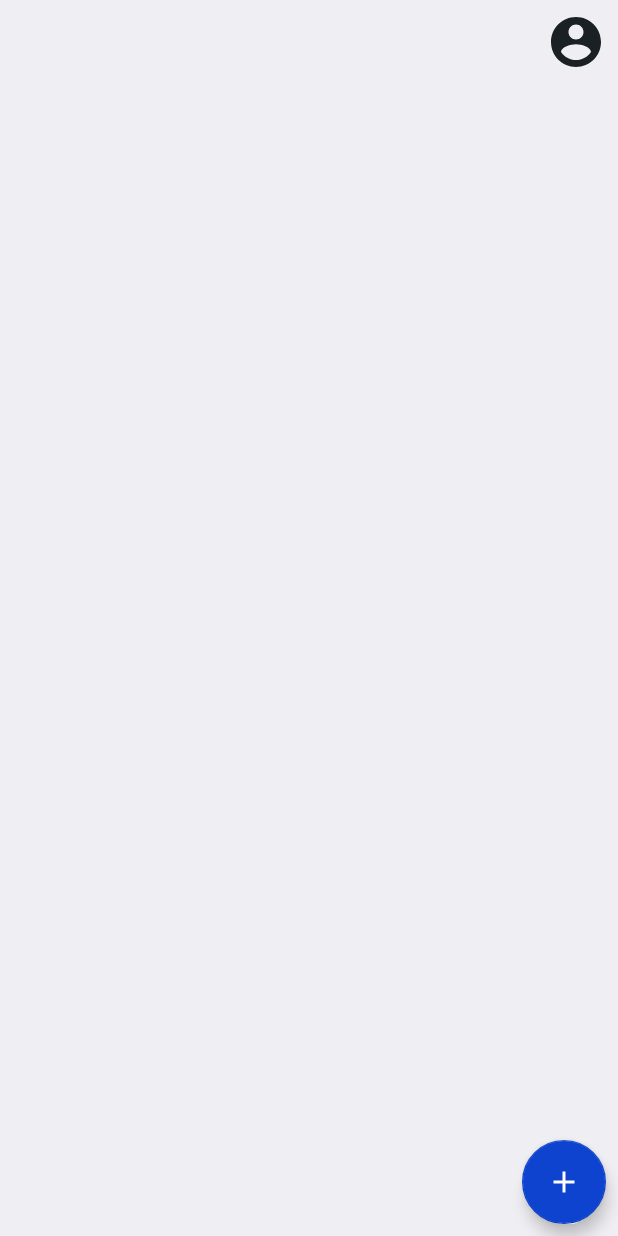
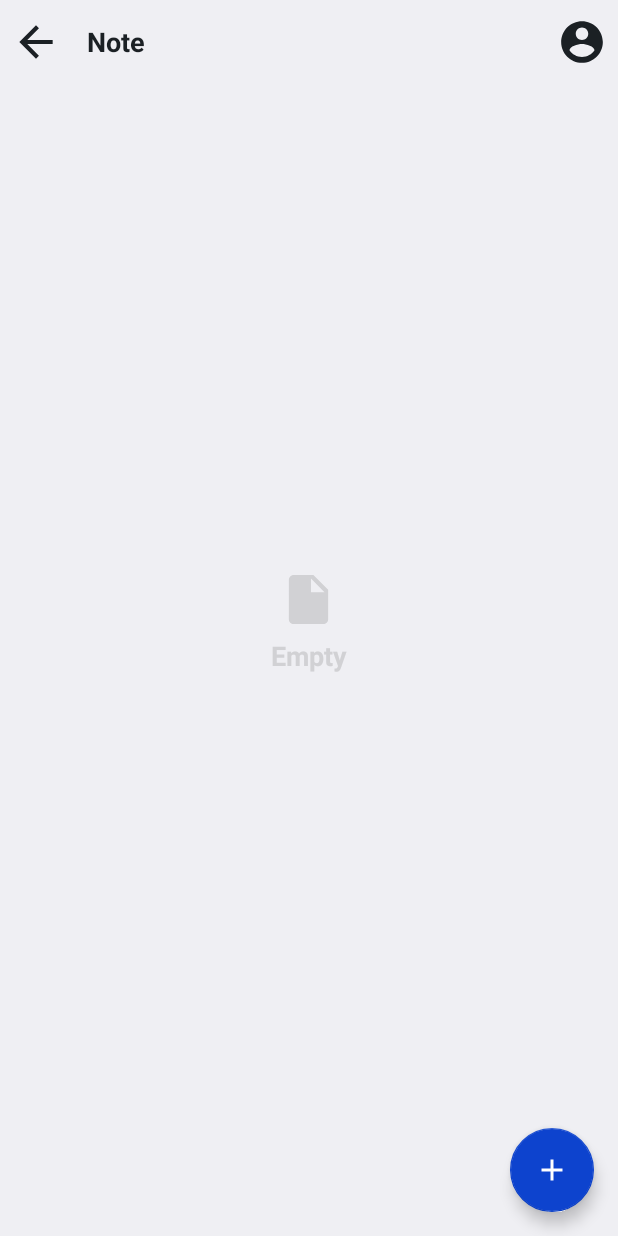
Before and after one commit to FarshidRoohi/ReminderPro, an Android app: the NoteListActivity screen opened directly, with no data from a screen before it, on a phone screen of 412 x 824 dp. Run offline under Robolectric (Android 15) with nearby library versions, the phone set to English and light mode, and no system bars; libraries missing offline, so code that uses them is left out: io.github.inflationx.calligraphy3, io.github.inflationx.viewpump.

Commit message:
add empty state

```diff
--- a/app/src/main/java/ir/roohi/farshid/reminderpro/viewModel/NoteViewModel.java
+++ b/app/src/main/java/ir/roohi/farshid/reminderpro/viewModel/NoteViewModel.java
@@ -44,4 +44,8 @@ public class NoteViewModel extends AndroidViewModel {
     public void updateNote(NoteEntity entity) {
         this.noteRepository.updateNote(entity);
     }
+
+    public void removeNote(NoteEntity entity){
+        this.noteRepository.deleteNote(entity);
+    }
 }
--- a/app/src/main/java/ir/roohi/farshid/reminderpro/views/activities/NoteEditActivity.kt
+++ b/app/src/main/java/ir/roohi/farshid/reminderpro/views/activities/NoteEditActivity.kt
@@ -9,6 +9,7 @@ import ir.roohi.farshid.reminderpro.R
 import ir.roohi.farshid.reminderpro.model.NoteEntity
 import ir.roohi.farshid.reminderpro.viewModel.NoteViewModel
 import kotlinx.android.synthetic.main.activity_note_edit.*
+import kotlinx.android.synthetic.main.toolbar.*
 import org.jetbrains.annotations.Nullable
 import java.util.*
 
@@ -35,11 +36,14 @@ class NoteEditActivity : BaseActivity(), View.OnClickListener {
         setContentView(R.layout.activity_note_edit)
 
         imgBack.setOnClickListener(this)
+        imgLeft.setImageResource(R.drawable.ic_delete)
+        imgLeft.setOnClickListener(this)
         this.viewModel = ViewModelProviders.of(this).get(NoteViewModel::class.java)
 
 
         if (noteEntity != null) {
             edtText.setText(noteEntity!!.text)
+            txtTitle.text = noteEntity!!.title
             return
         }
 
@@ -52,6 +56,10 @@ class NoteEditActivity : BaseActivity(), View.OnClickListener {
                 this.save()
                 finish()
             }
+            R.id.imgLeft -> {
+                this.remove()
+                finish()
+            }
         }
 
     }
@@ -59,6 +67,14 @@ class NoteEditActivity : BaseActivity(), View.OnClickListener {
     override fun onBackPressed() {
         this.save()
         super.onBackPressed()
+    }
+
+    private fun remove() {
+        if (noteEntity == null) {
+            return
+        }
+
+        this.viewModel.removeNote(noteEntity)
     }
 
     private fun save() {
--- a/app/src/main/java/ir/roohi/farshid/reminderpro/views/activities/NoteListActivity.kt
+++ b/app/src/main/java/ir/roohi/farshid/reminderpro/views/activities/NoteListActivity.kt
@@ -13,7 +13,10 @@ import ir.roohi.farshid.reminderpro.model.NoteEntity
 import ir.roohi.farshid.reminderpro.viewModel.NoteViewModel
 import ir.roohi.farshid.reminderpro.views.adapter.NoteAdapter
 import kotlinx.android.synthetic.main.activity_list_note.*
+import kotlinx.android.synthetic.main.activity_main.*
+import kotlinx.android.synthetic.main.toolbar.*
 import java.util.*
+
 
 /**
  * Created by Farshid Roohi.
@@ -44,8 +47,12 @@ class NoteListActivity : BaseActivity(), Observer<List<NoteEntity>>, View.OnClic
         viewModel = ViewModelProviders.of(this).get(NoteViewModel::class.java)
         viewModel.notes.observe(this, this)
 
-        imgProfile.setOnClickListener(this)
+        imgLeft.setOnClickListener(this)
+        imgBack.setOnClickListener(this)
         fabAdd.setOnClickListener(this)
+
+        imgLeft.setImageResource(R.drawable.ic_account_circle)
+
 
 
         recycler.addOnScrollStateListener(object : CustomRecyclerView.OnScrollStateListener {
@@ -58,15 +65,24 @@ class NoteListActivity : BaseActivity(), Observer<List<NoteEntity>>, View.OnClic
 
     override fun onChanged(list: List<NoteEntity>?) {
         adapter.swapData(list)
+
+        if (adapter.itemCount == 0) {
+            layoutEmptyState.visibility = View.VISIBLE
+        } else {
+            layoutEmptyState.visibility = View.GONE
+        }
     }
 
     override fun onClick(v: View?) {
         when (v!!.id) {
             R.id.fabAdd -> {
-                NoteEditActivity.start(this,null)
+                NoteEditActivity.start(this, null)
             }
-            R.id.imgProfile -> {
+            R.id.imgLeft -> {
                 viewModel.add(NoteEntity(Date(), "my title", "my description"))
+            }
+            R.id.imgBack -> {
+                finish()
             }
         }
     }
--- /dev/null
+++ b/app/src/main/res/drawable/ic_delete.xml
@@ -0,0 +1,9 @@
+<vector xmlns:android="http://schemas.android.com/apk/res/android"
+        android:width="24dp"
+        android:height="24dp"
+        android:viewportWidth="24.0"
+        android:viewportHeight="24.0">
+    <path
+        android:fillColor="#FF000000"
+        android:pathData="M6,19c0,1.1 0.9,2 2,2h8c1.1,0 2,-0.9 2,-2V7H6v12zM19,4h-3.5l-1,-1h-5l-1,1H5v2h14V4z"/>
+</vector>
--- a/app/src/main/res/layout/activity_list_note.xml
+++ b/app/src/main/res/layout/activity_list_note.xml
@@ -2,22 +2,15 @@
 <android.support.constraint.ConstraintLayout
     xmlns:android="http://schemas.android.com/apk/res/android"
     xmlns:app="http://schemas.android.com/apk/res-auto"
-    xmlns:tools="http://schemas.android.com/tools"
     android:layout_width="match_parent"
     android:layout_height="match_parent"
     android:background="@drawable/bg_gradient">
 
-    <ImageView
-        android:id="@+id/imgProfile"
-        android:layout_width="40dp"
-        android:layout_height="40dp"
-        android:layout_marginTop="8dp"
-        android:layout_marginEnd="8dp"
-        android:layout_marginRight="8dp"
-        android:background="?android:attr/selectableItemBackground"
-        android:src="@drawable/ic_account_circle"
-        android:tint="@color/color_tint_icon"
+    <include
+        android:id="@+id/toolbar"
+        layout="@layout/toolbar"
         app:layout_constraintEnd_toEndOf="parent"
+        app:layout_constraintStart_toStartOf="parent"
         app:layout_constraintTop_toTopOf="parent"/>
 
     <ir.roohi.farshid.reminderpro.customViews.CustomRecyclerView
@@ -25,23 +18,20 @@
         android:layout_width="0dp"
         android:layout_height="0dp"
         android:layout_marginStart="8dp"
-        android:layout_marginLeft="8dp"
-        android:layout_marginTop="8dp"
         android:layout_marginEnd="8dp"
-        android:layout_marginRight="8dp"
         android:layout_marginBottom="8dp"
         app:layout_constraintBottom_toBottomOf="parent"
         app:layout_constraintEnd_toEndOf="parent"
         app:layout_constraintStart_toStartOf="parent"
-        app:layout_constraintTop_toBottomOf="@+id/imgProfile"
+        app:layout_constraintTop_toBottomOf="@+id/toolbar"
         app:show_divider="true"/>
 
     <android.support.design.widget.FloatingActionButton
         android:id="@+id/fabAdd"
         android:layout_width="wrap_content"
         android:layout_height="wrap_content"
-        android:layout_marginEnd="8dp"
-        android:layout_marginBottom="8dp"
+        android:layout_marginEnd="16dp"
+        android:layout_marginBottom="16dp"
         android:src="@drawable/ic_add"
         app:backgroundTint="@color/color_item_main"
         app:fabSize="normal"
@@ -50,4 +40,29 @@
         app:rippleColor="@color/color_item_main_dark"
         />
 
+    <LinearLayout
+        android:id="@+id/layoutEmptyState"
+        android:layout_width="match_parent"
+        android:layout_height="match_parent"
+        android:gravity="center"
+        android:orientation="vertical">
+
+        <ImageView
+            android:layout_width="50dp"
+            android:layout_height="50dp"
+            android:src="@drawable/ic_note"
+            android:padding="5dp"
+            android:tint="@color/color_tint_icon_light"
+            />
+
+        <TextView
+            style="@style/TitleStyle"
+            android:layout_width="wrap_content"
+            android:layout_height="wrap_content"
+            android:text="@string/empty"
+            android:textColor="@color/color_tint_icon_light"
+            android:textStyle="bold"/>
+
+    </LinearLayout>
+
 </android.support.constraint.ConstraintLayout>
--- a/app/src/main/res/layout/activity_main.xml
+++ b/app/src/main/res/layout/activity_main.xml
@@ -19,7 +19,7 @@
         android:layout_marginRight="8dp"
         android:background="?android:attr/selectableItemBackground"
         android:src="@drawable/ic_account_circle"
-        android:tint="@color/color_tint_icon"
+        android:tint="@color/color_tint_icon_dark"
         app:layout_constraintEnd_toEndOf="parent"
         app:layout_constraintTop_toTopOf="parent"/>
 
--- a/app/src/main/res/layout/activity_note_edit.xml
+++ b/app/src/main/res/layout/activity_note_edit.xml
@@ -7,35 +7,7 @@
     android:layout_height="match_parent"
     android:background="@drawable/bg_gradient_note">
 
-    <android.support.v7.widget.Toolbar
-        android:id="@+id/toolbar"
-        android:layout_width="match_parent"
-        android:layout_height="?attr/actionBarSize"
-        android:background="@drawable/bg_gradient"
-        android:gravity="center">
-
-        <ImageView
-            android:id="@+id/imgBack"
-            android:layout_width="48dp"
-            android:layout_height="48dp"
-            android:background="?android:attr/selectableItemBackground"
-            android:padding="7dp"
-            android:src="@drawable/ic_arrow_back"
-            android:tint="@color/color_tint_icon"
-            app:layout_constraintStart_toStartOf="parent"
-            app:layout_constraintTop_toTopOf="parent"
-            tools:ignore="ContentDescription"/>
-
-        <TextView
-            style="@style/TitleStyle"
-            android:layout_width="match_parent"
-            android:layout_height="wrap_content"
-            android:padding="10dp"
-            android:text="@string/note"
-            android:textColor="@color/color_tint_icon"/>
-
-    </android.support.v7.widget.Toolbar>
-
+    <include layout="@layout/toolbar"/>
 
     <EditText
         android:id="@+id/edtText"
--- a/app/src/main/res/layout/item_note.xml
+++ b/app/src/main/res/layout/item_note.xml
@@ -1,13 +1,15 @@
 <?xml version="1.0" encoding="utf-8"?>
 <layout xmlns:android="http://schemas.android.com/apk/res/android"
-        xmlns:app="http://schemas.android.com/apk/res-auto"
-        xmlns:tools="http://schemas.android.com/tools">
+        xmlns:app="http://schemas.android.com/apk/res-auto">
 
         <android.support.constraint.ConstraintLayout
             android:id="@+id/root_layout"
             android:layout_width="match_parent"
             android:layout_height="wrap_content"
-        android:background="?android:attr/selectableItemBackground">
+            android:background="?android:attr/selectableItemBackground"
+            android:clickable="true"
+            android:focusable="true"
+            >
 
             <TextView
                 android:id="@+id/txt_title"
@@ -46,7 +48,7 @@
                 android:layout_marginTop="8dp"
                 android:layout_marginEnd="8dp"
                 android:layout_marginRight="8dp"
-            android:background="@color/color_title"
+                android:background="@color/color_divider"
                 app:layout_constraintEnd_toEndOf="parent"
                 app:layout_constraintHorizontal_bias="1.0"
                 app:layout_constraintStart_toStartOf="parent"
--- /dev/null
+++ b/app/src/main/res/layout/toolbar.xml
@@ -0,0 +1,59 @@
+<?xml version="1.0" encoding="utf-8"?>
+
+<android.support.v7.widget.Toolbar
+    xmlns:android="http://schemas.android.com/apk/res/android"
+    xmlns:app="http://schemas.android.com/apk/res-auto"
+    xmlns:tools="http://schemas.android.com/tools"
+    android:id="@+id/toolbar"
+    android:layout_width="match_parent"
+    android:layout_height="?attr/actionBarSize"
+    android:background="@drawable/bg_gradient"
+    android:gravity="center"
+    app:contentInsetEnd="0dp"
+    app:contentInsetLeft="0dp"
+    app:contentInsetRight="0dp"
+    app:contentInsetStart="0dp">
+
+    <LinearLayout
+        android:layout_width="match_parent"
+        android:layout_height="match_parent"
+        android:gravity="center">
+
+        <ImageView
+            android:id="@+id/imgBack"
+            android:layout_width="48dp"
+            android:layout_height="48dp"
+            android:background="?android:attr/selectableItemBackground"
+            android:padding="7dp"
+            android:src="@drawable/ic_arrow_back"
+            android:tint="@color/color_tint_icon_dark"
+            app:layout_constraintStart_toStartOf="parent"
+            app:layout_constraintTop_toTopOf="parent"
+            tools:ignore="ContentDescription"/>
+
+        <TextView
+            android:id="@+id/txtTitle"
+            style="@style/TitleStyle"
+            android:layout_width="0dp"
+            android:layout_height="wrap_content"
+            android:layout_weight="1"
+            android:padding="10dp"
+            android:text="@string/note"
+            android:textColor="@color/color_tint_icon_dark"/>
+
+        <ImageView
+            android:id="@+id/imgLeft"
+            android:layout_width="48dp"
+            android:layout_height="48dp"
+            android:background="?android:attr/selectableItemBackground"
+            android:padding="7dp"
+            android:src="@drawable/ic_delete"
+            android:tint="@color/color_tint_icon_dark"
+            app:layout_constraintStart_toStartOf="parent"
+            app:layout_constraintTop_toTopOf="parent"
+            tools:ignore="ContentDescription"/>
+
+    </LinearLayout>
+
+
+</android.support.v7.widget.Toolbar>
--- a/app/src/main/res/values/colors.xml
+++ b/app/src/main/res/values/colors.xml
@@ -6,7 +6,8 @@
 
     <color name="color_background">#ffffff</color>
 
-    <color name="color_tint_icon">#1B2024</color>
+    <color name="color_tint_icon_dark">#1B2024</color>
+    <color name="color_tint_icon_light">#d1d1d4</color>
     <color name="color_title">#1B2024</color>
     <color name="color_subtitle">#282e33</color>
 
@@ -16,6 +17,9 @@
 
     <color name="color_note_text">#e1e1e1</color>
 
+    <color name="color_divider">#211b2024</color>
+
+
 
     <color name="color1">#EFEFF3</color>
     <color name="color2">#EFEFF3</color>
--- a/app/src/main/res/values/strings.xml
+++ b/app/src/main/res/values/strings.xml
@@ -7,4 +7,5 @@
     <string name="sound_recorder">Sound Recorder</string>
     <string name="reminder_location">Reminder Location</string>
     <string name="add">add</string>
+    <string name="empty">Empty</string>
 </resources>
```
Also changed, not shown: gradle/dependencies.gradle (+22 -22 lines). Lines whose indentation alone changed are shown as unchanged.
